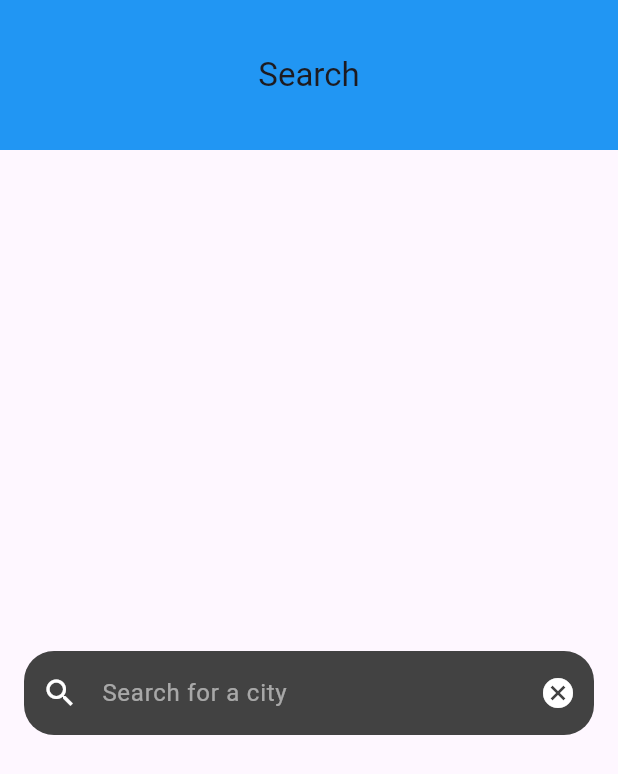
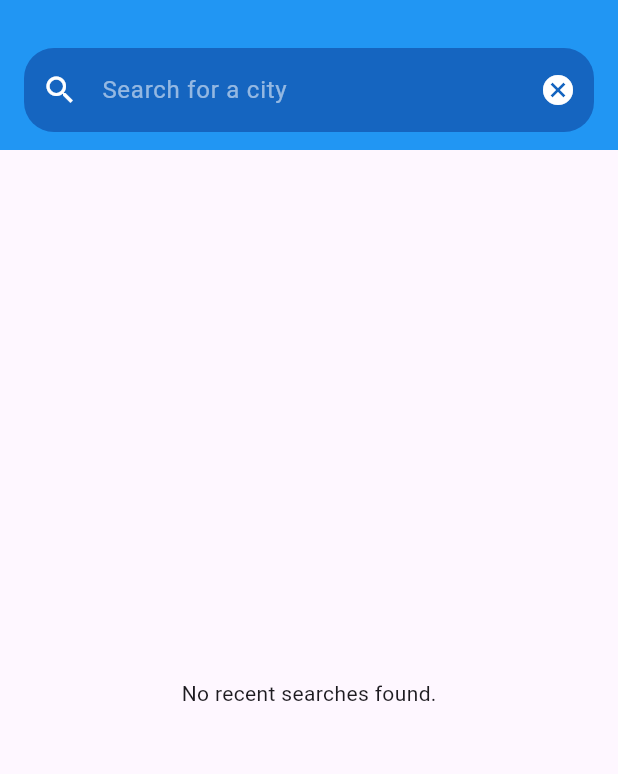
Before and after one commit to habibagamal23/weather_app_cubit, a Flutter app: the screen it shows after launch, after a tap on the "search" icon, on a phone screen of 412 x 824 dp. Shown: the top 774 px of the screen. Run offline on Flutter 3.47's test engine with Material 3 defaults, Android fonts, the phone set to English and light mode, and no system bars; our stand-ins replace bloc, dio, flutter_bloc, shared_preferences.

```diff
--- a/lib/logic/weather_cubit.dart
+++ b/lib/logic/weather_cubit.dart
@@ -3,27 +3,32 @@ import 'package:meta/meta.dart';
 
 import '../model/weather_model.dart';
 import '../utils/services/web_sevices.dart';
+import '../utils/shared_prfrance_helper.dart';
 
 part 'weather_state.dart';
 
 class WeatherCubit extends Cubit<WeatherState> {
   WeatherCubit() : super(WeatherInitial());
-  final WebService _weatherService =
-      WebService();
+  final WebService _weatherService = WebService();
+  final SearchHistoryService shared = SearchHistoryService();
 
-  Weather? weatherModel;
-  String cityName ='';
+  Weather? weather;
+  String cityName = '';
+  List<String> lastCities = [];
 
   Future<void> getWeather({required String cityName}) async {
-    emit(WeatherLoading()); // Emit loading state
-
+    emit(WeatherLoading());
     try {
-      // Fetch weather data using the instantiated WeatherService
-      weatherModel = await _weatherService.fetchWeather(cityName);
+      weather = await _weatherService.fetchWeather(cityName);
       this.cityName = cityName;
-      emit(WeatherSuccess()); // Emit success state with data
+      await shared.setCity(cityName);
+      emit(WeatherSuccess(weather!, cityName));
     } catch (e) {
-      emit(WeatherFailure()); // Emit failure state
+      emit(WeatherFailure("Failed to fetch weather data $e"));
     }
   }
+
+  Future<List<String>> getSearchHistory() async {
+    return await shared.getSearchHistory();
+  }
 }
--- a/lib/logic/weather_state.dart
+++ b/lib/logic/weather_state.dart
@@ -7,6 +7,14 @@ final class WeatherInitial extends WeatherState {}
 
 class WeatherLoading extends WeatherState {}
 
-class WeatherSuccess extends WeatherState {}
+class WeatherSuccess extends WeatherState {
+  final Weather weather;
+  final String cityname;
 
-class WeatherFailure extends WeatherState {}
+  WeatherSuccess(this.weather, this.cityname);
+}
+
+class WeatherFailure extends WeatherState {
+  final String errorMessage;
+  WeatherFailure(this.errorMessage);
+}
--- a/lib/main.dart
+++ b/lib/main.dart
@@ -16,7 +16,7 @@ class MyApp extends StatelessWidget {
   @override
   Widget build(BuildContext context) {
     return MaterialApp(
-      debugShowCheckedModeBanner: false,
+        debugShowCheckedModeBanner: false,
         title: 'Flutter Demo',
         theme: ThemeData(
           colorScheme: ColorScheme.fromSeed(seedColor: Colors.deepPurple),
--- a/lib/presention/home_screen.dart
+++ b/lib/presention/home_screen.dart
@@ -14,8 +14,9 @@ class HomeScreen extends StatelessWidget {
       child: Scaffold(
           appBar: AppBar(
             toolbarHeight: 100,
-            title:  Padding(
-              padding: const EdgeInsets.only(top: 20), // Add more space from top
+            title: Padding(
+              padding:
+                  const EdgeInsets.only(top: 20), // Add more space from top
               child: const Text("Weather App"),
             ),
             centerTitle: true,
@@ -30,55 +31,35 @@ class HomeScreen extends StatelessWidget {
               ),
             ],
           ),
-          body:
-              BlocBuilder<WeatherCubit, WeatherState>(builder: (context, state) {
+          body: BlocBuilder<WeatherCubit, WeatherState>(
+              builder: (context, state) {
             if (state is WeatherLoading) {
-              return Center(child: CircularProgressIndicator());
+              return const Center(child: CircularProgressIndicator());
             } else if (state is WeatherSuccess) {
-              Weather? weatherdata =
-                  BlocProvider.of<WeatherCubit>(context).weatherModel;
+              Weather? weatherData = state.weather;
               return WeatherDisplayWidget(
-                weatherData: weatherdata!,
+                weatherData: weatherData!,
+                cityName: state.cityname,
               );
             } else if (state is WeatherFailure) {
-              return Center(child: Text("Feliar "));
+              return Center(child: Text(state.errorMessage));
             } else {
-              return NoWeatherInputWidget();
+              return const Center(
+                  child: Text('Enter a city name to fetch weather.'));
             }
           })),
     );
   }
 }
 
-class NoWeatherInputWidget extends StatelessWidget {
-  const NoWeatherInputWidget({Key? key}) : super(key: key);
+class WeatherDisplayWidget extends StatelessWidget {
+  final Weather weatherData;
+  final String cityName;
+  // Pass in the weather data
 
-  @override
-  Widget build(BuildContext context) {
-    return Padding(
-      padding: const EdgeInsets.all(30.0),
-      child: Column(
-        children: const [
-          SizedBox(height: 20),
-          Center(
-            child: Text(
-              "Enter a city name to fetch weather.",
-              style: TextStyle(fontSize: 16), // Optional styling
-            ),
-          ),
-        ],
-      ),
-    );
-  }
-}
-
-class WeatherDisplayWidget extends StatelessWidget {
-  final Weather weatherData; // Pass in the weather data
-
-  const WeatherDisplayWidget({
-    Key? key,
-    required this.weatherData,
-  }) : super(key: key);
+  const WeatherDisplayWidget(
+      {Key? key, required this.weatherData, required this.cityName})
+      : super(key: key);
 
   @override
   Widget build(BuildContext context) {
@@ -90,7 +71,7 @@ class WeatherDisplayWidget extends StatelessWidget {
         ),
         // City name fetched from Provider
         Text(
-          '${BlocProvider.of<WeatherCubit>(context).cityName}',
+          '${cityName}',
           style: const TextStyle(
             fontSize: 32,
             fontWeight: FontWeight.bold,
--- a/lib/presention/search_screen.dart
+++ b/lib/presention/search_screen.dart
@@ -12,35 +12,87 @@ class SearchScreen extends StatelessWidget {
         appBar: AppBar(
           toolbarHeight: 100,
           backgroundColor: Colors.blue,
-            automaticallyImplyLeading:
-                false,
-            centerTitle: true,// To remove the default back button
-            title: Text("Search")),
-        body: Center(child: Padding(
-          padding: EdgeInsets.all(16),
-          child: TextField(
-            controller: _searchController,
-            onSubmitted: (data) {
-              if (data.isNotEmpty) {
-                // Fetch the weather data and handle city name in the cubit
+          automaticallyImplyLeading: false,
+          title: SearchBar(
+            searchController: _searchController,
+            onSearch: (data) => _submitSearch(context, data),
+            onClear: () => _clearAndExit(context),
+          ),
+        ),
+        body: FutureBuilder<List<String>>(
+          future: BlocProvider.of<WeatherCubit>(context).getSearchHistory(),
+          builder: (context, snapshot) {
+            if (snapshot.connectionState == ConnectionState.waiting) {
+              return Center(child: CircularProgressIndicator());
+            } else if (snapshot.hasData && snapshot.data!.isNotEmpty) {
+              final searchHistory = snapshot.data!;
+              return ListView.builder(
+                itemCount: searchHistory.length,
+                itemBuilder: (context, index) {
+                  return ListTile(
+                    leading: const Icon(Icons.history, color: Colors.blue),
+                    title: Text(searchHistory[index],
+                        style: const TextStyle(color: Colors.black)),
+                    onTap: () {
+                      // When a search history item is tapped, fetch its weather data
                       BlocProvider.of<WeatherCubit>(context)
-                    .getWeather(cityName: data);
-                Navigator.pop(context); // Pop back to HomeScreen
+                          .getWeather(cityName: searchHistory[index]);
+                      Navigator.pop(context); // Return to home screen
+                    },
+                  );
+                },
+              );
+            } else {
+              return const Center(child: Text('No recent searches found.'));
             }
           },
+        ),
+      ),
+    );
+  }
+
+  void _submitSearch(BuildContext context, String cityName) {
+    if (cityName.isNotEmpty) {
+      BlocProvider.of<WeatherCubit>(context).getWeather(cityName: cityName);
+      Navigator.pop(context); // Return to home screen
+    }
+  }
+
+  void _clearAndExit(BuildContext context) {
+    _searchController.clear(); // Clear the search input
+    Navigator.pop(context); // Pop back to home screen
+  }
+}
+
+class SearchBar extends StatelessWidget {
+  final TextEditingController searchController;
+  final Function(String) onSearch;
+  final VoidCallback onClear;
+
+  const SearchBar({
+    Key? key,
+    required this.searchController,
+    required this.onSearch,
+    required this.onClear,
+  }) : super(key: key);
+
+  @override
+  Widget build(BuildContext context) {
+    return Padding(
+      padding: const EdgeInsets.only(top: 20),
+      child: TextField(
+        controller: searchController,
+        onSubmitted: onSearch,
         style: const TextStyle(color: Colors.white),
         decoration: InputDecoration(
           hintText: 'Search for a city',
           hintStyle: const TextStyle(color: Colors.white54),
           filled: true,
-              fillColor: Colors.grey[800],
+          fillColor: Colors.blue[800],
           prefixIcon: const Icon(Icons.search, color: Colors.white),
           suffixIcon: IconButton(
             icon: const Icon(Icons.cancel, color: Colors.white),
-                onPressed: () {
-                  _searchController.clear(); // Clear the search field
-                  Navigator.pop(context); // Pop back to HomeScreen
-                },
+            onPressed: onClear,
           ),
           border: OutlineInputBorder(
             borderRadius: BorderRadius.circular(20),
@@ -48,8 +100,6 @@ class SearchScreen extends StatelessWidget {
           ),
         ),
       ),
-        )), // Body can be extended later
-      ),
     );
   }
 }
--- /dev/null
+++ b/lib/utils/shared_prfrance_helper.dart
@@ -0,0 +1,19 @@
+import 'package:shared_preferences/shared_preferences.dart';
+
+class SearchHistoryService {
+  static const String citiesKey = 'cities';
+
+  Future<void> setCity(String cityName) async {
+    final prefs = await SharedPreferences.getInstance();
+    List<String> searchHistory = prefs.getStringList(citiesKey) ?? [];
+    if (!searchHistory.contains(cityName)) {
+      searchHistory.add(cityName);
+      await prefs.setStringList(citiesKey, searchHistory);
+    }
+  }
+
+  Future<List<String>> getSearchHistory() async {
+    final prefs = await SharedPreferences.getInstance();
+    return prefs.getStringList(citiesKey) ?? [];
+  }
+}
--- a/pubspec.yaml
+++ b/pubspec.yaml
@@ -37,6 +37,7 @@ dependencies:
   cupertino_icons: ^1.0.8
   flutter_bloc: ^8.1.6
   dio: ^5.7.0
+  shared_preferences: ^2.3.2
 
 dev_dependencies:
   flutter_test:
```
Also changed, not shown: pubspec.lock, 1 other file. Lines whose indentation alone changed are shown as unchanged.
